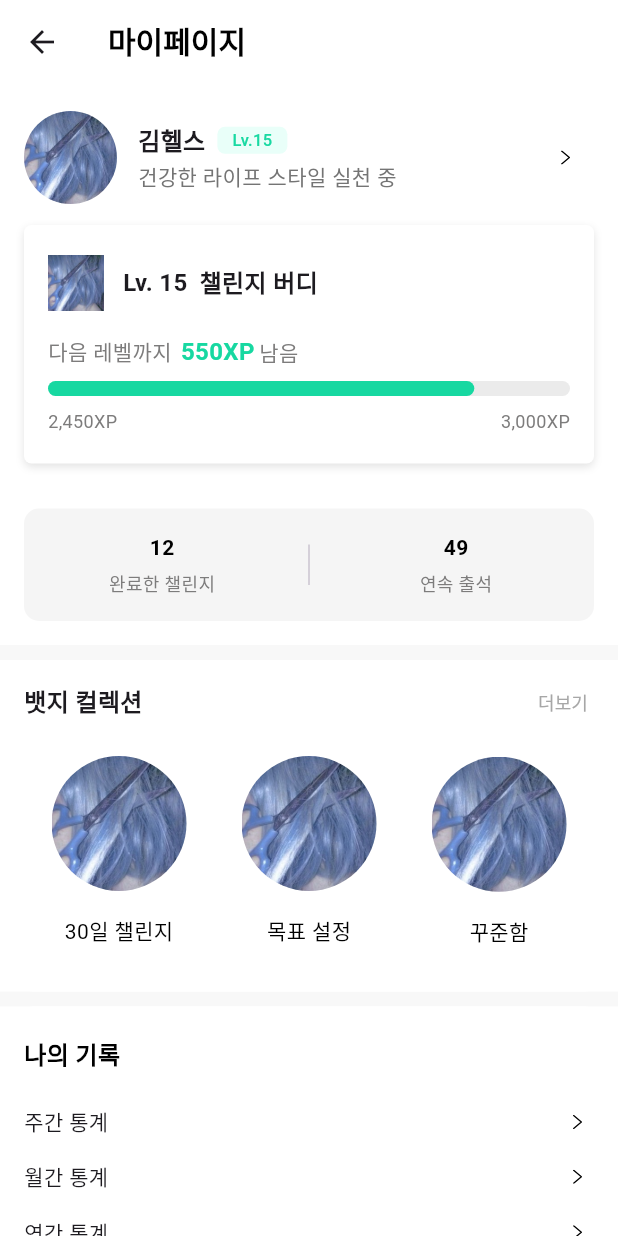
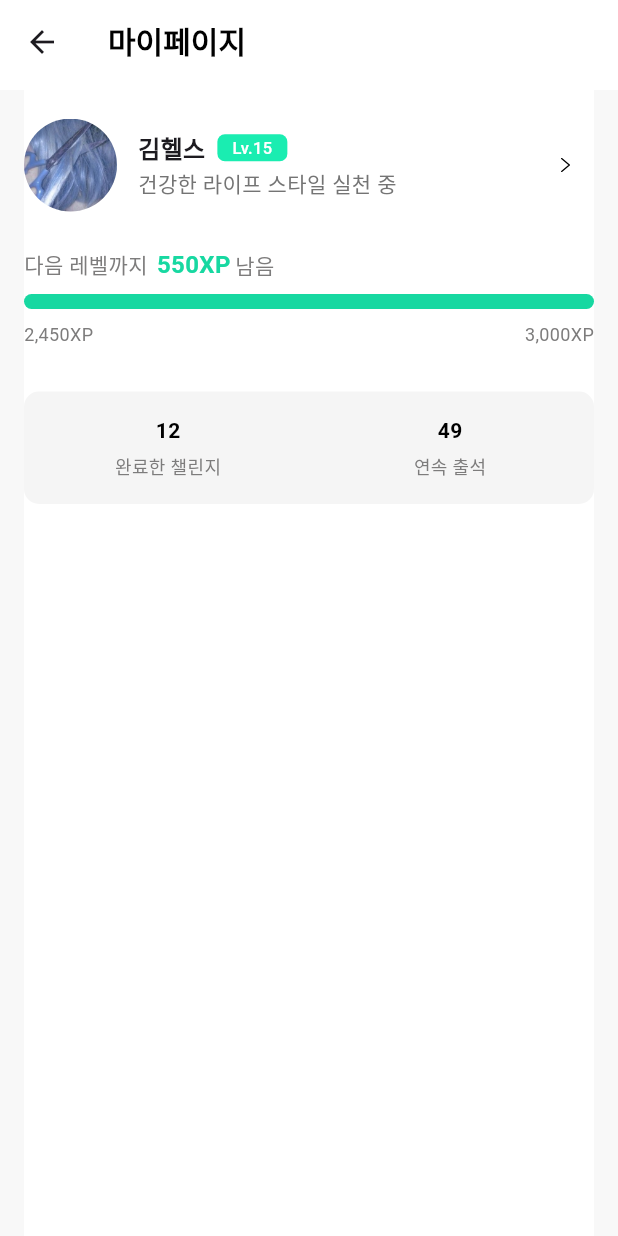
Before and after one commit to soluxAbsolute2025/30th_2_appsolute_bodybuddy_front, a Flutter app: the MypagePage screen opened directly, on a phone screen of 412 x 824 dp. Run offline on Flutter 3.47's test engine with Material 3 defaults, Android fonts, the phone set to English and light mode, and no system bars; our stand-ins replace flutter_svg; network calls fail; Roboto replaces fonts that are missing (Pretendard, Pretendard Variable).

Commit message:
Revert "[Feat] 마이페이지 구조 제작"

```diff
--- a/lib/features/mypage/pages/mypage_page.dart
+++ b/lib/features/mypage/pages/mypage_page.dart
@@ -6,10 +6,7 @@
 import 'package:flutter_svg/flutter_svg.dart';
 
 import '../../../common/widgets/main_appbar.dart';
-import '../widgets/badge_collection_widget.dart';
-import '../widgets/etc_widget.dart';
-import '../widgets/statistics_settings_widget.dart';
-import '../widgets/mypage_level_badge_widget.dart';
+import '../widgets/mypage_level_widget.dart';
 import '../widgets/mypage_moem_widget.dart';
 import '../widgets/mypage_profile_widget.dart';
 
@@ -26,41 +23,17 @@
         imageUrl: 'assets/images/common/my.svg',
         buttonText: '친구 추가',
       ),
-      body: SingleChildScrollView(
+      body: Container(
+        color: Colors.white,
+        margin: EdgeInsets.symmetric(horizontal: 16.0),
         child: Column(
           children: [
-            Container(
-              color: Colors.white,
-              padding: EdgeInsets.symmetric(horizontal: 16.0),
-              child: Column(
-                children: [
-                  MypageProfileWidget(),
-                  // SizedBox(height: 5.0),
-                  MypageLevelBadgeWidget(),
-                  SizedBox(height: 30.0),
-                  MypageMoemWidget(),
-                  SizedBox(height: 16.0),
-                ],
-              ),
-            ),
-            SizedBox(height: 10.0),
-            Container(
-              color: Colors.white,
-              padding: EdgeInsets.symmetric(horizontal: 16.0),
-              child: BadgeCollectionWidget(),
-            ),
-            SizedBox(height: 10.0),
-            Container(
-              color: Colors.white,
-              padding: EdgeInsets.symmetric(horizontal: 16.0),
-              child: StatisticsSettingsWidget(),
-            ),
-            SizedBox(height: 10.0),
-            Container(
-              color: Colors.white,
-              padding: EdgeInsets.symmetric(horizontal: 16.0),
-              child: EtcWidget(),
-            ),
+            MypageProfileWidget(),
+            SizedBox(height: 5.0),
+            MypageLevelWidget(),
+            SizedBox(height: 30.0),
+            MypageMoemWidget(),
+            SizedBox(height: 16.0),
           ],
         ),
       ),
--- a/lib/features/mypage/widgets/badge_collection_widget.dart
+++ /dev/null
@@ -1,153 +0,0 @@
-import 'package:flutter/material.dart';
-import 'package:flutter_svg/flutter_svg.dart';
-
-class BadgeCollectionWidget extends StatelessWidget {
-  const BadgeCollectionWidget({super.key});
-
-  @override
-  Widget build(BuildContext context) {
-    return Container(
-      decoration: BoxDecoration(
-        color: Colors.white,
-        borderRadius: BorderRadius.circular(5.0),
-      ),
-      child: Column(
-        children: [
-          Padding(
-            padding: const EdgeInsets.only(top: 16.0),
-            child: Row(
-              crossAxisAlignment: CrossAxisAlignment.center,
-              children: [
-                Expanded(
-                  child: Text(
-                    '뱃지 컬렉션',
-                    style: TextStyle(
-                      fontSize: 16.0,
-                      fontWeight: FontWeight.w700,
-                      fontFamily: 'Pretendard',
-                    ),
-                  ),
-                ),
-                TextButton(
-                  onPressed: () {},
-                  style: TextButton.styleFrom(
-                    foregroundColor: Color(0x1188D3BD),
-                    padding: EdgeInsets.symmetric(
-                      horizontal: 4.0,
-                      vertical: 2.0,
-                    ),
-                    minimumSize: Size.zero,
-                    tapTargetSize:
-                        MaterialTapTargetSize.shrinkWrap, // 터치 영역을 내용물에 맞춤
-                    shape: RoundedRectangleBorder(
-                      borderRadius: BorderRadius.circular(5.0),
-                    ),
-                  ),
-                  child: Center(
-                    child: Text(
-                      '더보기',
-                      style: TextStyle(
-                        color: const Color(0xFFA7A7A7),
-                        fontSize: 12,
-                        fontFamily: 'Pretendard Variable',
-                        fontWeight: FontWeight.w500,
-                      ),
-                    ),
-                  ),
-                ),
-              ],
-            ),
-          ),
-          Container(
-            margin: const EdgeInsets.only(top: 24.0, bottom: 30.0),
-            child: Row(
-              children: [
-                Expanded(
-                  child: Column(
-                    children: [
-                      SizedBox(
-                        width: 90.0,
-                        height: 90.0,
-                        child: ClipOval(
-                          child: Image(
-                            image: AssetImage(
-                              'assets/images/common/profile1.jpg',
-                            ),
-                          ),
-                        ),
-                      ),
-                      SizedBox(height: 16.0),
-                      Text(
-                        '30일 챌린지',
-                        style: TextStyle(
-                          color: Colors.black,
-                          fontSize: 14,
-                          fontFamily: 'Pretendard Variable',
-                          fontWeight: FontWeight.w400,
-                        ),
-                      ),
-                    ],
-                  ),
-                ),
-                Expanded(
-                  child: Column(
-                    children: [
-                      SizedBox(
-                        width: 90.0,
-                        height: 90.0,
-                        child: ClipOval(
-                          child: Image(
-                            image: AssetImage(
-                              'assets/images/common/profile1.jpg',
-                            ),
-                          ),
-                        ),
-                      ),
-                      SizedBox(height: 16.0),
-                      Text(
-                        '목표 설정',
-                        style: TextStyle(
-                          color: Colors.black,
-                          fontSize: 14,
-                          fontFamily: 'Pretendard Variable',
-                          fontWeight: FontWeight.w400,
-                        ),
-                      ),
-                    ],
-                  ),
-                ),
-                Expanded(
-                  child: Column(
-                    children: [
-                      SizedBox(
-                        width: 90.0,
-                        height: 90.0,
-                        child: ClipOval(
-                          child: Image(
-                            image: AssetImage(
-                              'assets/images/common/profile1.jpg',
-                            ),
-                          ),
-                        ),
-                      ),
-                      SizedBox(height: 16.0),
-                      Text(
-                        '꾸준함',
-                        style: TextStyle(
-                          color: Colors.black,
-                          fontSize: 14,
-                          fontFamily: 'Pretendard Variable',
-                          fontWeight: FontWeight.w400,
-                        ),
-                      ),
-                    ],
-                  ),
-                ),
-              ],
-            ),
-          ),
-        ],
-      ),
-    );
-  }
-}
--- a/lib/features/mypage/widgets/etc_widget.dart
+++ /dev/null
@@ -1,67 +0,0 @@
-import 'package:flutter/material.dart';
-import 'package:flutter_svg/flutter_svg.dart';
-
-class EtcWidget extends StatelessWidget {
-  const EtcWidget({super.key});
-
-  @override
-  Widget build(BuildContext context) {
-    return Container(
-      padding: EdgeInsets.symmetric(vertical: 16.0),
-      width: double.infinity,
-      // constraints: BoxConstraints(maxHeight: 100.0),
-      decoration: BoxDecoration(
-        color: Colors.white,
-        borderRadius: BorderRadius.circular(5.0),
-      ),
-      child: Column(
-        crossAxisAlignment: CrossAxisAlignment.start,
-        children: [
-          TextButton(
-            onPressed: () {},
-            style: TextButton.styleFrom(
-              foregroundColor: Color(0x1188D3BD),
-              padding: EdgeInsets.symmetric(horizontal: 4.0, vertical: 2.0),
-              minimumSize: Size.zero,
-              tapTargetSize: MaterialTapTargetSize.shrinkWrap, // 터치 영역을 내용물에 맞춤
-              shape: RoundedRectangleBorder(
-                borderRadius: BorderRadius.circular(5.0),
-              ),
-            ),
-            child: Text(
-              '로그아웃',
-              style: TextStyle(
-                color: Colors.black,
-                fontSize: 14,
-                fontFamily: 'Pretendard',
-                fontWeight: FontWeight.w400,
-              ),
-            ),
-          ),
-          SizedBox(height: 16.0),
-          TextButton(
-            onPressed: () {},
-            style: TextButton.styleFrom(
-              foregroundColor: Color(0x1188D3BD),
-              padding: EdgeInsets.symmetric(horizontal: 4.0, vertical: 2.0),
-              minimumSize: Size.zero,
-              tapTargetSize: MaterialTapTargetSize.shrinkWrap,
-              shape: RoundedRectangleBorder(
-                borderRadius: BorderRadius.circular(5.0),
-              ),
-            ),
-            child: Text(
-              '회원 탈퇴',
-              style: TextStyle(
-                color: Colors.black,
-                fontSize: 14,
-                fontFamily: 'Pretendard',
-                fontWeight: FontWeight.w400,
-              ),
-            ),
-          ),
-        ],
-      ),
-    );
-  }
-}
--- a/lib/features/mypage/widgets/mypage_level_badge_widget.dart
+++ /dev/null
@@ -1,69 +0,0 @@
-import 'package:flutter/material.dart';
-import 'package:flutter_svg/flutter_svg.dart';
-
-import '../widgets/mypage_level_widget.dart';
-
-class MypageLevelBadgeWidget extends StatelessWidget {
-  const MypageLevelBadgeWidget({super.key});
-
-  @override
-  Widget build(BuildContext context) {
-    return Container(
-      padding: EdgeInsets.symmetric(vertical: 20.0, horizontal: 16.0),
-      // constraints: BoxConstraints(maxHeight: 100.0),
-      decoration: BoxDecoration(
-        color: Colors.white,
-        borderRadius: BorderRadius.circular(5.0),
-        boxShadow: [
-          BoxShadow(
-            color: Color(0x1C000000),
-            blurRadius: 4,
-            offset: Offset(0, 2),
-            spreadRadius: 0,
-          ),
-        ],
-      ),
-      child: Column(
-        children: [
-          Row(
-            crossAxisAlignment: CrossAxisAlignment.center,
-            children: [
-              Container(
-                height: 37.0,
-                width: 37.0,
-                child: Image(
-                  image: AssetImage('assets/images/common/profile1.jpg'),
-                ),
-              ),
-              SizedBox(width: 13.0),
-              Row(
-                crossAxisAlignment: CrossAxisAlignment.center,
-                children: [
-                  Text(
-                    'Lv. 15',
-                    style: TextStyle(
-                      fontSize: 16.0,
-                      fontWeight: FontWeight.w700,
-                      fontFamily: 'Pretendard',
-                    ),
-                  ),
-                  SizedBox(width: 8.0),
-                  Text(
-                    '챌린지 버디',
-                    style: TextStyle(
-                      fontSize: 16.0,
-                      fontWeight: FontWeight.w700,
-                      fontFamily: 'Pretendard',
-                    ),
-                  ),
-                ],
-              ),
-            ],
-          ),
-          SizedBox(height: 16.0),
-          MypageLevelWidget(),
-        ],
-      ),
-    );
-  }
-}
--- a/lib/features/mypage/widgets/mypage_level_widget.dart
+++ b/lib/features/mypage/widgets/mypage_level_widget.dart
@@ -6,11 +6,6 @@
 
   @override
   Widget build(BuildContext context) {
-    int userVal = 2450;
-    int maxVal = 3000;
-
-    double ratio = userVal / maxVal;
-
     return Container(
       // color: Colors.orange,
       child: Column(
@@ -52,20 +47,10 @@
           SizedBox(height: 8.0),
           Container(
             width: double.infinity,
-            alignment: Alignment.centerLeft,
             height: 10.0,
             decoration: BoxDecoration(
-              color: Color(0xFFEBEBEB),
+              color: Color(0xFF17D8A1),
               borderRadius: BorderRadius.circular(10.0),
-            ),
-            child: FractionallySizedBox(
-              widthFactor: ratio,
-              child: Container(
-                decoration: BoxDecoration(
-                  color: Color(0xFF17D8A1),
-                  borderRadius: BorderRadius.circular(10.0),
-                ),
-              ),
             ),
           ),
           SizedBox(height: 8.0),
--- a/lib/features/mypage/widgets/mypage_moem_widget.dart
+++ b/lib/features/mypage/widgets/mypage_moem_widget.dart
@@ -41,7 +41,6 @@
               ],
             ),
           ),
-          VerticalDivider(indent: 24.0, endIndent: 24.0),
           Expanded(
             child: Column(
               mainAxisAlignment: MainAxisAlignment.center,
--- a/lib/features/mypage/widgets/mypage_profile_widget.dart
+++ b/lib/features/mypage/widgets/mypage_profile_widget.dart
@@ -8,7 +8,7 @@
   Widget build(BuildContext context) {
     return Container(
       color: Colors.white,
-      constraints: BoxConstraints(maxHeight: 90.0),
+      constraints: BoxConstraints(maxHeight: 100.0),
       child: Row(
         crossAxisAlignment: CrossAxisAlignment.center,
         children: [
@@ -46,13 +46,13 @@
                           horizontal: 10.0,
                         ),
                         decoration: BoxDecoration(
-                          color: Color(0xFFE9FFF9),
+                          color: Color(0xFF1AEDB1),
                           borderRadius: BorderRadius.circular(5.0),
                         ),
                         child: Text(
                           'Lv.15',
                           style: TextStyle(
-                            color: Color(0xFF18D9A2),
+                            color: Colors.white,
                             fontSize: 11.0,
                             fontWeight: FontWeight.w500,
                             fontFamily: 'Pretendard',
--- a/lib/features/mypage/widgets/statistics_settings_widget.dart
+++ /dev/null
@@ -1,288 +0,0 @@
-import 'package:flutter/material.dart';
-import 'package:flutter_svg/flutter_svg.dart';
-
-class StatisticsSettingsWidget extends StatelessWidget {
-  const StatisticsSettingsWidget({super.key});
-
-  @override
-  Widget build(BuildContext context) {
-    return Container(
-      padding: EdgeInsets.only(bottom: 16.0),
-      // constraints: BoxConstraints(maxHeight: 100.0),
-      decoration: BoxDecoration(
-        color: Colors.white,
-        borderRadius: BorderRadius.circular(5.0),
-      ),
-      child: Column(
-        crossAxisAlignment: CrossAxisAlignment.start,
-        children: [
-          Padding(
-            padding: const EdgeInsets.symmetric(vertical: 20.0),
-            child: Text(
-              '나의 기록',
-              style: TextStyle(
-                color: const Color(0xFF000000),
-                fontSize: 16,
-                fontFamily: 'Pretendard Variable',
-                fontWeight: FontWeight.w600,
-              ),
-            ),
-          ),
-          Row(
-            children: [
-              Expanded(
-                child: Text(
-                  '주간 통계',
-                  style: TextStyle(
-                    fontSize: 14.0,
-                    fontWeight: FontWeight.w400,
-                    fontFamily: 'Pretendard',
-                  ),
-                ),
-              ),
-              TextButton(
-                onPressed: () {},
-                style: TextButton.styleFrom(
-                  foregroundColor: Color(0x1188D3BD),
-                  padding: EdgeInsets.symmetric(horizontal: 8.0, vertical: 8.0),
-                  minimumSize: Size.zero,
-                  tapTargetSize:
-                      MaterialTapTargetSize.shrinkWrap, // 터치 영역을 내용물에 맞춤
-                  shape: RoundedRectangleBorder(
-                    borderRadius: BorderRadius.circular(5.0),
-                  ),
-                ),
-                child: SvgPicture.asset(
-                  'assets/mypage/arrow.svg',
-                  width: 6.0,
-                  height: 10.0,
-                ),
-              ),
-            ],
-          ),
-          SizedBox(height: 13.0),
-          Row(
-            children: [
-              Expanded(
-                child: Text(
-                  '월간 통계',
-                  style: TextStyle(
-                    fontSize: 14.0,
-                    fontWeight: FontWeight.w400,
-                    fontFamily: 'Pretendard',
-                  ),
-                ),
-              ),
-              TextButton(
-                onPressed: () {},
-                style: TextButton.styleFrom(
-                  foregroundColor: Color(0x1188D3BD),
-                  padding: EdgeInsets.symmetric(horizontal: 8.0, vertical: 5.0),
-                  minimumSize: Size.zero,
-                  tapTargetSize:
-                      MaterialTapTargetSize.shrinkWrap, // 터치 영역을 내용물에 맞춤
-                  shape: RoundedRectangleBorder(
-                    borderRadius: BorderRadius.circular(5.0),
-                  ),
-                ),
-                child: SvgPicture.asset(
-                  'assets/mypage/arrow.svg',
-                  width: 6.0,
-                  height: 10.0,
-                ),
-              ),
-            ],
-          ),
-          SizedBox(height: 16.0),
-          Row(
-            children: [
-              Expanded(
-                child: Text(
-                  '연간 통계',
-                  style: TextStyle(
-                    fontSize: 14.0,
-                    fontWeight: FontWeight.w400,
-                    fontFamily: 'Pretendard',
-                  ),
-                ),
-              ),
-              TextButton(
-                onPressed: () {},
-                style: TextButton.styleFrom(
-                  foregroundColor: Color(0x1188D3BD),
-                  padding: EdgeInsets.symmetric(horizontal: 8.0, vertical: 5.0),
-                  minimumSize: Size.zero,
-                  tapTargetSize:
-                      MaterialTapTargetSize.shrinkWrap, // 터치 영역을 내용물에 맞춤
-                  shape: RoundedRectangleBorder(
-                    borderRadius: BorderRadius.circular(5.0),
-                  ),
-                ),
-                child: SvgPicture.asset(
-                  'assets/mypage/arrow.svg',
-                  width: 6.0,
-                  height: 10.0,
-                ),
-              ),
-            ],
-          ),
-          SizedBox(height: 16.0),
-          Divider(color: Color(0xFFF3F3F3)),
-
-          // 목표 설정
-          Padding(
-            padding: const EdgeInsets.only(top: 18.0, bottom: 20.0),
-            child: Text(
-              '목표 관리',
-              style: TextStyle(
-                color: const Color(0xFF000000),
-                fontSize: 16,
-                fontFamily: 'Pretendard Variable',
-                fontWeight: FontWeight.w600,
-              ),
-            ),
-          ),
-          Row(
-            children: [
-              Expanded(
-                child: Text(
-                  '일일 목표 설정',
-                  style: TextStyle(
-                    fontSize: 14.0,
-                    fontWeight: FontWeight.w400,
-                    fontFamily: 'Pretendard',
-                  ),
-                ),
-              ),
-              TextButton(
-                onPressed: () {},
-                style: TextButton.styleFrom(
-                  foregroundColor: Color(0x1188D3BD),
-                  padding: EdgeInsets.symmetric(horizontal: 8.0, vertical: 8.0),
-                  minimumSize: Size.zero,
-                  tapTargetSize:
-                      MaterialTapTargetSize.shrinkWrap, // 터치 영역을 내용물에 맞춤
-                  shape: RoundedRectangleBorder(
-                    borderRadius: BorderRadius.circular(5.0),
-                  ),
-                ),
-                child: SvgPicture.asset(
-                  'assets/mypage/arrow.svg',
-                  width: 6.0,
-                  height: 10.0,
-                ),
-              ),
-            ],
-          ),
-          SizedBox(height: 13.0),
-          Row(
-            children: [
-              Expanded(
-                child: Text(
-                  '주간 목표 설정',
-                  style: TextStyle(
-                    fontSize: 14.0,
-                    fontWeight: FontWeight.w400,
-                    fontFamily: 'Pretendard',
-                  ),
-                ),
-              ),
-              TextButton(
-                onPressed: () {},
-                style: TextButton.styleFrom(
-                  foregroundColor: Color(0x1188D3BD),
-                  padding: EdgeInsets.symmetric(horizontal: 8.0, vertical: 5.0),
-                  minimumSize: Size.zero,
-                  tapTargetSize:
-                      MaterialTapTargetSize.shrinkWrap, // 터치 영역을 내용물에 맞춤
-                  shape: RoundedRectangleBorder(
-                    borderRadius: BorderRadius.circular(5.0),
-                  ),
-                ),
-                child: SvgPicture.asset(
-                  'assets/mypage/arrow.svg',
-                  width: 6.0,
-                  height: 10.0,
-                ),
-              ),
-            ],
-          ),
-          SizedBox(height: 16.0),
-          Row(
-            children: [
-              Expanded(
-                child: Text(
-                  '월간 목표 설정',
-                  style: TextStyle(
-                    fontSize: 14.0,
-                    fontWeight: FontWeight.w400,
-                    fontFamily: 'Pretendard',
-                  ),
-                ),
-              ),
-              TextButton(
-                onPressed: () {},
-                style: TextButton.styleFrom(
-                  foregroundColor: Color(0x1188D3BD),
-                  padding: EdgeInsets.symmetric(horizontal: 8.0, vertical: 5.0),
-                  minimumSize: Size.zero,
-                  tapTargetSize:
-                      MaterialTapTargetSize.shrinkWrap, // 터치 영역을 내용물에 맞춤
-                  shape: RoundedRectangleBorder(
-                    borderRadius: BorderRadius.circular(5.0),
-                  ),
-                ),
-                child: SvgPicture.asset(
-                  'assets/mypage/arrow.svg',
-                  width: 6.0,
-                  height: 10.0,
-                ),
-              ),
-            ],
-          ),
-          SizedBox(height: 16.0),
-          Divider(color: Color(0xFFF3F3F3)),
-          // 나의 글 모아보기
-          Padding(
-            padding: const EdgeInsets.only(top: 18.0, bottom: 20.0),
-            child: Row(
-              children: [
-                Expanded(
-                  child: Text(
-                    '내가 쓴 글',
-                    style: TextStyle(
-                      fontSize: 16.0,
-                      fontWeight: FontWeight.w600,
-                      fontFamily: 'Pretendard',
-                    ),
-                  ),
-                ),
-                TextButton(
-                  onPressed: () {},
-                  style: TextButton.styleFrom(
-                    foregroundColor: Color(0x1188D3BD),
-                    padding: EdgeInsets.symmetric(
-                      horizontal: 8.0,
-                      vertical: 5.0,
-                    ),
-                    minimumSize: Size.zero,
-                    tapTargetSize:
-                        MaterialTapTargetSize.shrinkWrap, // 터치 영역을 내용물에 맞춤
-                    shape: RoundedRectangleBorder(
-                      borderRadius: BorderRadius.circular(5.0),
-                    ),
-                  ),
-                  child: SvgPicture.asset(
-                    'assets/mypage/arrow.svg',
-                    width: 6.0,
-                    height: 10.0,
-                  ),
-                ),
-              ],
-            ),
-          ),
-        ],
-      ),
-    );
-  }
-}
```
